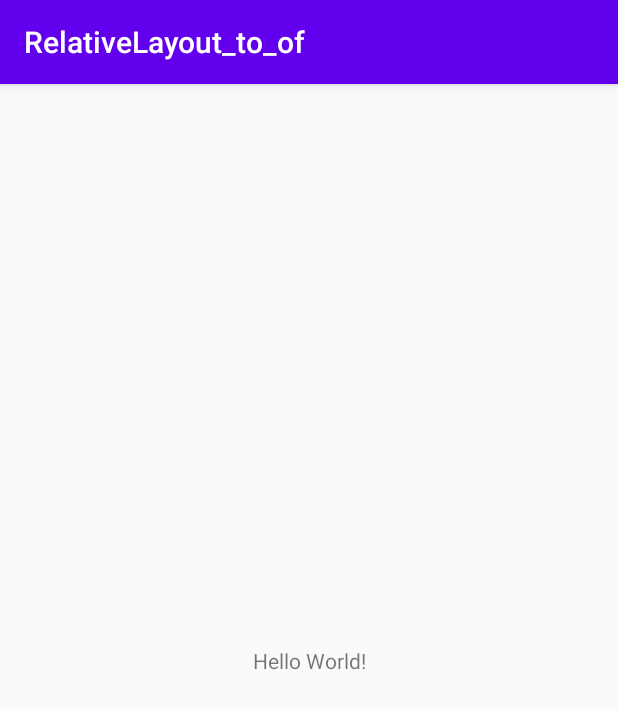
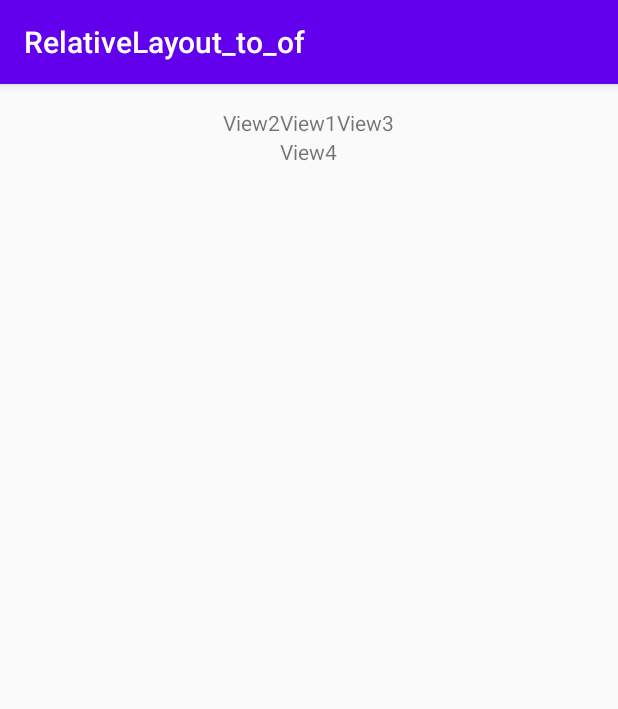
Before and after one commit to furuitakayuki/RelativeLayout_to_of, an Android app: the screen it shows after launch (MainActivity), on a phone screen of 412 x 824 dp. Shown: the top 709 px of the screen. Run offline under Robolectric (Android 15) with nearby library versions, the phone set to English and light mode, and no system bars.

Commit message:
RelativeLayout_to_of

```diff
--- a/app/src/main/res/layout/activity_main.xml
+++ b/app/src/main/res/layout/activity_main.xml
@@ -1,18 +1,44 @@
 <?xml version="1.0" encoding="utf-8"?>
-<androidx.constraintlayout.widget.ConstraintLayout xmlns:android="http://schemas.android.com/apk/res/android"
-    xmlns:app="http://schemas.android.com/apk/res-auto"
+<RelativeLayout
+    xmlns:android="http://schemas.android.com/apk/res/android"
     xmlns:tools="http://schemas.android.com/tools"
     android:layout_width="match_parent"
     android:layout_height="match_parent"
+    android:paddingBottom="16dp"
+    android:paddingLeft="16dp"
+    android:paddingRight="16dp"
+    android:paddingTop="16dp"
     tools:context=".MainActivity">
 
     <TextView
         android:layout_width="wrap_content"
         android:layout_height="wrap_content"
-        android:text="Hello World!"
-        app:layout_constraintBottom_toBottomOf="parent"
-        app:layout_constraintLeft_toLeftOf="parent"
-        app:layout_constraintRight_toRightOf="parent"
-        app:layout_constraintTop_toTopOf="parent" />
+        android:layout_centerHorizontal="true"
+        android:text="View1"
+        android:id="@+id/textView1"/>
 
-</androidx.constraintlayout.widget.ConstraintLayout>
+    <TextView
+        android:layout_width="wrap_content"
+        android:layout_height="wrap_content"
+        android:layout_centerHorizontal="true"
+        android:text="View2"
+        android:layout_toLeftOf="@id/textView1"
+        android:id="@+id/textView2"/>
+
+    <TextView
+        android:layout_width="wrap_content"
+        android:layout_height="wrap_content"
+        android:layout_centerHorizontal="true"
+        android:text="View3"
+        android:layout_toRightOf="@id/textView1"
+        android:id="@+id/textView3"/>
+
+    <TextView
+        android:layout_width="wrap_content"
+        android:layout_height="wrap_content"
+        android:layout_centerHorizontal="true"
+        android:text="View4"
+        android:layout_below="@id/textView1"
+        android:id="@+id/textView4"/>
+
+</RelativeLayout>
```
